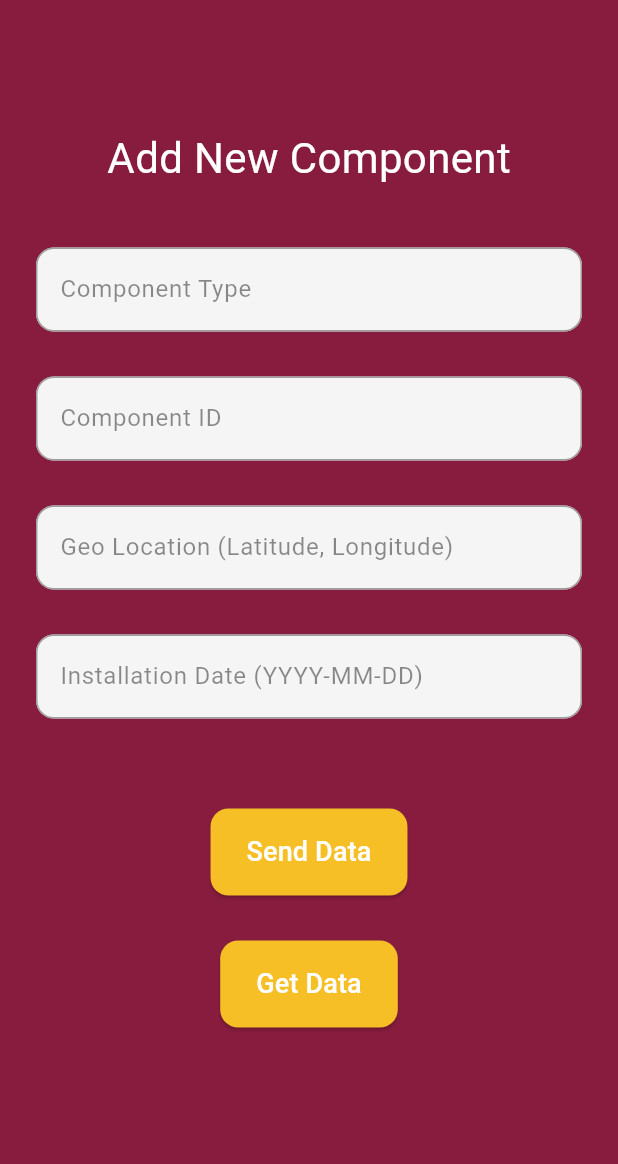
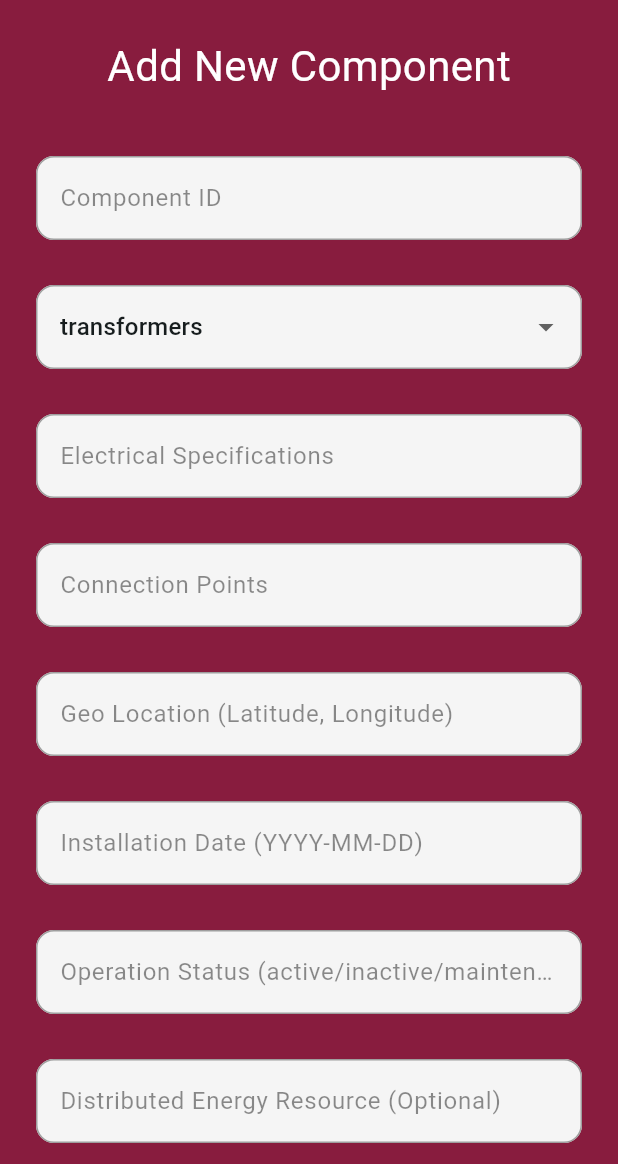
Before and after one commit to gorani84/AsuGSteam, a Flutter app: the DataEntryPage screen opened by its route, on a phone screen of 412 x 824 dp, the part 72-1236 px from its top. Run offline on Flutter 3.47's test engine with Material 3 defaults, Android fonts, the phone set to English and light mode, and no system bars; our stand-ins replace dropdown_button2, firebase_auth, firebase_core, flutter_svg, geolocator, google_fonts and 1 more; missing offline and left inert: mobile_scanner; accounts and stored records are empty.

Commit message:
add form for each component

```diff
--- /dev/null
+++ b/lib/components/ui/input.dart
@@ -0,0 +1,50 @@
+import 'package:flutter/material.dart';
+
+class Input extends StatelessWidget {
+  final TextEditingController controller;
+  final String hintText;
+  final bool enabled;
+  final TextInputType keyboardType;
+
+  const Input({
+    Key? key,
+    required this.controller,
+    required this.hintText,
+    this.enabled = true,
+    this.keyboardType = TextInputType.text,
+  }) : super(key: key);
+
+  @override
+  Widget build(BuildContext context) {
+    return TextField(
+      controller: controller,
+      keyboardType: keyboardType,
+      enabled: enabled,
+      decoration: InputDecoration(
+        hintText: hintText,
+        filled: true,
+        fillColor: enabled ? Colors.grey[100] : Colors.grey[200], // Fill color
+        hintStyle: TextStyle(
+          color: enabled ? Colors.black45 : Colors.black26, // Hint text color
+        ),
+        border: OutlineInputBorder(
+          borderRadius: BorderRadius.circular(12),
+          borderSide: BorderSide.none, // No border by default
+        ),
+        enabledBorder: OutlineInputBorder(
+          borderRadius: BorderRadius.circular(12),
+          borderSide: const BorderSide(
+              color: Colors.grey, width: 1.0), // Enabled border
+        ),
+        disabledBorder: OutlineInputBorder(
+          borderRadius: BorderRadius.circular(12),
+          borderSide: const BorderSide(
+              color: Colors.grey, width: 1.0), // Disabled border
+        ),
+      ),
+      style: const TextStyle(
+        color: Colors.black, // Text color
+      ),
+    );
+  }
+}
--- a/lib/screens/data_entry.dart
+++ b/lib/screens/data_entry.dart
@@ -1,9 +1,39 @@
+import 'package:asugs/components/electric_components/input/capacitor_banks.dart';
+import 'package:asugs/components/electric_components/input/circuitBreakers.dart';
+import 'package:asugs/components/electric_components/input/energyMeters.dart';
+import 'package:asugs/components/electric_components/input/fuses.dart';
+import 'package:asugs/components/electric_components/input/generator.dart';
+import 'package:asugs/components/electric_components/input/inverters.dart';
+import 'package:asugs/components/electric_components/input/load.dart';
+import 'package:asugs/components/electric_components/input/reactor.dart';
+import 'package:asugs/components/electric_components/input/shuntElements.dart';
+import 'package:asugs/components/electric_components/input/storageDevices.dart';
+import 'package:asugs/components/electric_components/input/switches.dart';
+import 'package:asugs/components/electric_components/input/transformers.dart';
+import 'package:asugs/components/electric_components/input/voltageRegulators.dart';
+import 'package:asugs/components/ui/input.dart';
 import 'package:asugs/constants.dart';
 import 'package:flutter/material.dart';
 import 'package:firebase_auth/firebase_auth.dart';
 import 'package:http/http.dart' as http;
 import 'dart:convert';
 import 'package:geolocator/geolocator.dart';
+
+enum ComponentType {
+  transformers,
+  capacitorBanks,
+  generator,
+  load,
+  reactor,
+  voltageRegulators,
+  switches,
+  fuses,
+  circuitBreakers,
+  energyMeters,
+  storageDevices,
+  inverters,
+  shuntElements
+}
 
 class DataEntryPage extends StatefulWidget {
   const DataEntryPage({super.key});
@@ -15,56 +45,15 @@ class DataEntryPage extends StatefulWidget {
 class _DataEntryPageState extends State<DataEntryPage> {
   // Text editing controllers
   final componentIDController = TextEditingController();
-  final componentTypeController = TextEditingController();
-  final geoLocationController = TextEditingController(); // Geolocation controller
+  final electricalSpecController = TextEditingController();
+  final connectionPointsController = TextEditingController();
+  final geoLocationController =
+      TextEditingController(); // Geolocation controller
   final installationDateController = TextEditingController();
+  final operationStatusController = TextEditingController();
+  final derController = TextEditingController(); // Optional DER input
 
-  // Dynamic parameter controllers
-  final Map<String, TextEditingController> parameterControllers = {};
-
-  String selectedComponentType = '';
-  List<String> parameterFields = [];
-
-  // Define Parameter fields for each component type
-  final Map<String, List<String>> componentParameters = {
-    'Transformer' : [
-      'Conn1', // connecction type for winding 1
-      'Conn2', // connection type for winding 2
-      'Kv1', //kV rating for winding 1
-      'Kv2', // kV rating for winding 2
-      'Kva1', // kVA rating for winding 1
-      'Kva2', // kVA rating for winding 2
-      'R1',
-      'R2',
-    ],
-    //Add other component types here
-    'Line' : [
-      'Length',
-      'Line Code'
-    ],
-    //Add more component types here like this until all component types needed are added in this dynamic parameter editor
-  };
-
-  @override
- void dispose() {
-  componentTypeController.dispose();
-  componentIDController.dispose();
-  geoLocationController.dispose();
-  installationDateController.dispose();
-  parameterControllers.forEach((key, controller) => controller.dispose());
-  super.dispose();
- }
-
-void updateParameterFields(String componentType) {
-  setState(() {
-    selectedComponentType = componentType;
-    parameterFields = componentParameters[componentType] ?? [];
-    parameterControllers.clear();
-    for (var field in parameterFields) {
-      parameterControllers[field] = TextEditingController();
-    }
-  });
-}
+  ComponentType selectedComponentType = ComponentType.transformers;
 
   @override
   void initState() {
@@ -79,12 +68,6 @@ void updateParameterFields(String componentType) {
           componentIDController.text = args['qr']!;
         });
       }
-    });
-
-    // Add listener to the componentTypeController to update parameter fields
-    componentTypeController.addListener(() {
-      final componentType = componentTypeController.text;
-      updateParameterFields(componentType); // Update parameter fields when the text changes
     });
   }
 
@@ -120,64 +103,71 @@ void updateParameterFields(String componentType) {
   }
 
   // Send data method
-  Future<void> sendData() async {
+  void sendData() async {
+    final url = Uri.parse('https://asugs-flask-backend.onrender.com/send-data');
+    final body = jsonEncode({
+      'component_id': componentIDController.text,
+      'component_type': selectedComponentType?.name,
+      'electrical_specifications': electricalSpecController.text,
+      'connection_points': connectionPointsController.text,
+      'geolocation': geoLocationController.text,
+      'installation_date': installationDateController.text,
+      'operation_status': operationStatusController.text,
+      'der': derController.text,
+    });
+
     try {
-      final parameters = parameterControllers.map((key, controller) => MapEntry(key, controller.text));
-
-      final geoLocation = geoLocationController.text.split(',').map((e) => double.tryParse(e.trim()) ?? 0.0).toList();
-
-      final payload = {
-        'component_type': selectedComponentType,
-        'component_id': componentIDController.text,
-        'parameters': parameters,
-        'geolocation': geoLocation,
-      };
-
       final response = await http.post(
-        Uri.parse('https://asugs-flask-backend.onrender.com/modify_component'),
+        url,
         headers: {'Content-Type': 'application/json'},
-        body: jsonEncode(payload),
+        body: body,
       );
 
-      if (response.statusCode == 200) {
-        ScaffoldMessenger.of(context).showSnackBar(SnackBar(content: Text('Component updated successfully!')));
+      if (response.statusCode == 201) {
+        print('Data sent successfully!');
       } else {
-        ScaffoldMessenger.of(context).showSnackBar(SnackBar(content: Text('Error: ${response.body}')));
+        print('Failed to send data. Error: ${response.body}');
       }
     } catch (e) {
-      ScaffoldMessenger.of(context).showSnackBar(SnackBar(content: Text('An error occurred: $e')));
+      print('Error occurred: $e');
     }
   }
 
   //get data from table by referencing component id
-Future<Map<String, dynamic>> fetchDataByComponentId(String componentId, String componentType) async {
-  final String baseUrl = "https://asugs-flask-backend.onrender.com/get_data";
-  final Uri url = Uri.parse("$baseUrl/$componentId?component_type=$componentType");
+  Future<void> fetchDataByComponentId() async {
+    // Get the component ID from the text field
+    final componentId = componentIDController.text;
+    final url = Uri.parse(
+        'https://asugs-flask-backend.onrender.com/get-data/$componentId');
 
     try {
       final response = await http.get(url);
 
-    print("Response status: ${response.statusCode}");
-    print("Response body: ${response.body}");
-
       if (response.statusCode == 200) {
         final data = jsonDecode(response.body);
-      if (data is Map<String, dynamic>) {
-        return data;
+        print('Data fetched successfully: $data');
+
+        // Populate the text fields with fetched data
+        setState(() {
+          selectedComponentType = ComponentType.values.firstWhere(
+            (e) => e.name == data['component_type'],
+            orElse: () => ComponentType.transformers,
+          );
+          electricalSpecController.text =
+              data['electrical_specifications'] ?? '';
+          connectionPointsController.text = data['connection_points'] ?? '';
+          geoLocationController.text = data['geolocation'] ?? '';
+          installationDateController.text = data['installation_date'] ?? '';
+          operationStatusController.text = data['operation_status'] ?? '';
+          derController.text = data['der'] ?? '';
+        });
       } else {
-        throw Exception("Invalid response format");
-      }
-    } else if (response.statusCode == 404) {
-      throw Exception('Component not found.');
-    } else {
-      throw Exception('Failed to load data: ${response.statusCode}');
+        print('Failed to fetch data. Error: ${response.body}');
       }
     } catch (e) {
-    print("Error: $e");
-    throw Exception('An error occurred: $e');
+      print('Error occurred: $e');
     }
   }
-
 
   void signUserOut() {
     FirebaseAuth.instance.signOut();
@@ -212,26 +202,37 @@ Future<Map<String, dynamic>> fetchDataByComponentId(String componentId, String c
                     style: TextStyle(fontSize: 28, color: Colors.white),
                   ),
                   const SizedBox(height: 40),
-                  // Component Type field
-                  _buildTextField(
-                    controller: componentTypeController,
-                    hintText: 'Component Type',
-                    enabled: !(args != null && args['qr'] != null),
+                  // Component ID field
+                  Input(
+                    controller: componentIDController,
+                    hintText: 'Component ID',
+                    enabled: true,
                   ),
                   const SizedBox(height: 30),
 
-                  // Component ID field
-                  _buildTextField(
-                    controller: componentIDController,
-                    hintText: 'Component ID',
+                  // Component Type field
+                  _buildDropdownField(),
+                  const SizedBox(height: 30),
+
+                  // Electrical Specifications field
+                  Input(
+                    controller: electricalSpecController,
+                    hintText: 'Electrical Specifications',
                   ),
                   const SizedBox(height: 30),
 
-                  // Geolocation field
-                  _buildTextField(
+                  // Connection Points field
+                  Input(
+                    controller: connectionPointsController,
+                    hintText: 'Connection Points',
+                  ),
+                  const SizedBox(height: 30),
+
+                  // Geolocation field (read-only)
+                  Input(
                     controller: geoLocationController,
                     hintText: 'Geo Location (Latitude, Longitude)',
-                    enabled: true,
+                    enabled: true, // Read-only
                   ),
                   const SizedBox(height: 30),
 
@@ -239,20 +240,22 @@ Future<Map<String, dynamic>> fetchDataByComponentId(String componentId, String c
                   _buildInstallationDateField(),
                   const SizedBox(height: 30),
 
-                  // Render dynamic parameter fields for selected component type
-                  if (parameterFields.isNotEmpty)
-                  ...parameterFields.map((field) {
-                    return Column(
-                      children: [
-                        _buildTextField(
-                          controller: parameterControllers[field]!,
-                          hintText: field,
+                  // Operation Status field
+                  Input(
+                    controller: operationStatusController,
+                    hintText: 'Operation Status (active/inactive/maintenance)',
                   ),
-                          const SizedBox(height: 30), // Add spacing between dynamic fields
-                      ],
-                    );
-                  }).toList(),
                   const SizedBox(height: 30),
+
+                  // Optional DER field
+                  Input(
+                    controller: derController,
+                    hintText: 'Distributed Energy Resource (Optional)',
+                  ),
+                  const SizedBox(height: 30),
+
+                  // component input types
+                  _componentInputWidget(),
 
                   // Send data button
                   _buildSendButton(),
@@ -272,28 +275,59 @@ Future<Map<String, dynamic>> fetchDataByComponentId(String componentId, String c
     );
   }
 
-  // Custom TextField builder
-  Widget _buildTextField({
-    required TextEditingController controller,
-    required String hintText,
-    bool enabled = true,
-    TextInputType keyboardType = TextInputType.text,
-  }) {
-    return TextField(
-      controller: controller,
-      keyboardType: keyboardType,
-      enabled: enabled,
+  Widget _componentInputWidget() {
+    switch (selectedComponentType) {
+      case ComponentType.transformers:
+        return TransformersForm();
+      case ComponentType.capacitorBanks:
+        return CapacitorBanksForm();
+      case ComponentType.generator:
+        return GeneratorForm();
+      case ComponentType.load:
+        return LoadForm();
+      case ComponentType.reactor:
+        return ReactorForm();
+      case ComponentType.voltageRegulators:
+        return VoltageRegulatorsForm();
+      case ComponentType.switches:
+        return SwitchesForm();
+      case ComponentType.fuses:
+        return FusesForm();
+      case ComponentType.circuitBreakers:
+        return CircuitBreakerForm();
+      case ComponentType.energyMeters:
+        return EnergyMeterForm();
+      case ComponentType.storageDevices:
+        return StorageDevicesForm();
+      case ComponentType.inverters:
+        return InvertersForm();
+      case ComponentType.shuntElements:
+        return ShuntElementForm();
+      default:
+        return Container();
+    }
+  }
+
+  Widget _buildDropdownField() {
+    return DropdownButtonFormField<ComponentType>(
+      value: selectedComponentType,
+      hint: const Text('Component Type'),
+      items: ComponentType.values.map((ComponentType type) {
+        return DropdownMenuItem<ComponentType>(
+          value: type,
+          child: Text(type.name),
+        );
+      }).toList(),
+      onChanged: (ComponentType? value) {
+        setState(() {
+          if (value != null) {
+            selectedComponentType = value;
+          }
+        });
+      },
       decoration: InputDecoration(
-        hintText: hintText,
         filled: true,
-        fillColor: enabled
-            ? Colors.grey[100]
-            : Colors.grey[200], // Different color when disabled
-        hintStyle: TextStyle(
-          color: enabled
-              ? Colors.black45
-              : Colors.black26, // Lighter hint color when disabled
-        ),
+        fillColor: Colors.grey[100],
         border: OutlineInputBorder(
           borderRadius: BorderRadius.circular(12),
           borderSide: BorderSide.none, // No border by default
@@ -303,14 +337,6 @@ Future<Map<String, dynamic>> fetchDataByComponentId(String componentId, String c
           borderSide: BorderSide(
               color: Colors.grey, width: 1.0), // Customize enabled border
         ),
-        disabledBorder: OutlineInputBorder(
-          borderRadius: BorderRadius.circular(12),
-          borderSide: BorderSide(
-              color: Colors.grey, width: 1.0), // Customize disabled border
-        ),
-      ),
-      style: TextStyle(
-        color: Colors.black, // Text color stays black even when disabled
       ),
     );
   }
@@ -337,7 +363,7 @@ Future<Map<String, dynamic>> fetchDataByComponentId(String componentId, String c
         }
       },
       child: AbsorbPointer(
-        child: _buildTextField(
+        child: Input(
           controller: installationDateController,
           hintText: 'Installation Date (YYYY-MM-DD)',
           keyboardType: TextInputType.datetime, // Set keyboard type to date
@@ -366,46 +392,10 @@ Future<Map<String, dynamic>> fetchDataByComponentId(String componentId, String c
       ),
     );
   }
+
   Widget _buildFetchButton() {
     return ElevatedButton(
-    onPressed: () async {
-      final componentId = componentIDController.text.trim();
-      final componentType = componentTypeController.text.trim();
-
-      if (componentId.isEmpty || componentType.isEmpty) {
-        ScaffoldMessenger.of(context).showSnackBar(
-          const SnackBar(content: Text("Please enter Component ID and Type.")),
-        );
-        return;
-      }
-
-      try {
-        // Fetch data from the server
-        final data = await fetchDataByComponentId(componentId, componentType);
-
-        if (data.isEmpty) {
-          ScaffoldMessenger.of(context).showSnackBar(
-            const SnackBar(content: Text("No data found for the provided Component ID and Type.")),
-          );
-          return;
-        }
-
-        // Update parameter controllers with the fetched data
-        data.forEach((key, value) {
-          if (parameterControllers.containsKey(key)) {
-            parameterControllers[key]?.text = value.toString();
-          }
-        });
-
-        ScaffoldMessenger.of(context).showSnackBar(
-          const SnackBar(content: Text("Data fetched successfully!")),
-        );
-      } catch (e) {
-        ScaffoldMessenger.of(context).showSnackBar(
-          SnackBar(content: Text("Error: $e")),
-        );
-      }
-    },
+      onPressed: fetchDataByComponentId,
       style: ElevatedButton.styleFrom(
         padding: const EdgeInsets.symmetric(vertical: 16.0, horizontal: 24.0),
         backgroundColor: kSecondaryColor,
```
Lines whose indentation alone changed are shown as unchanged.
